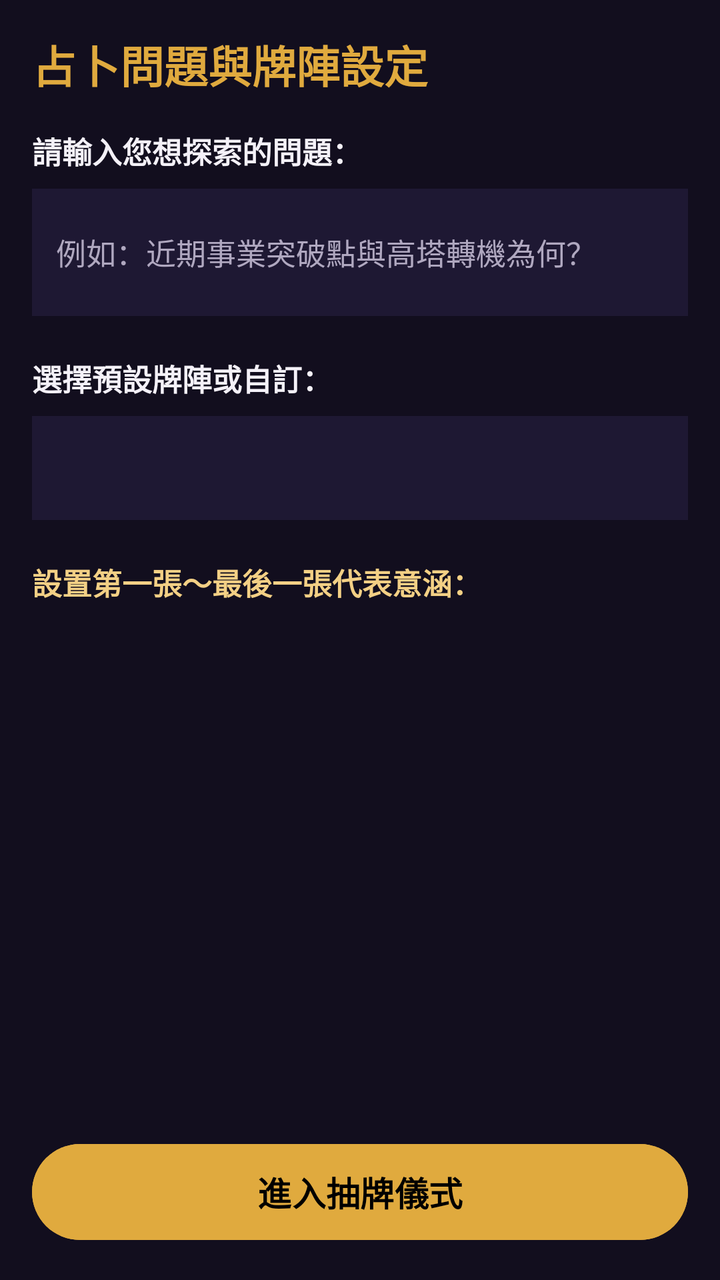
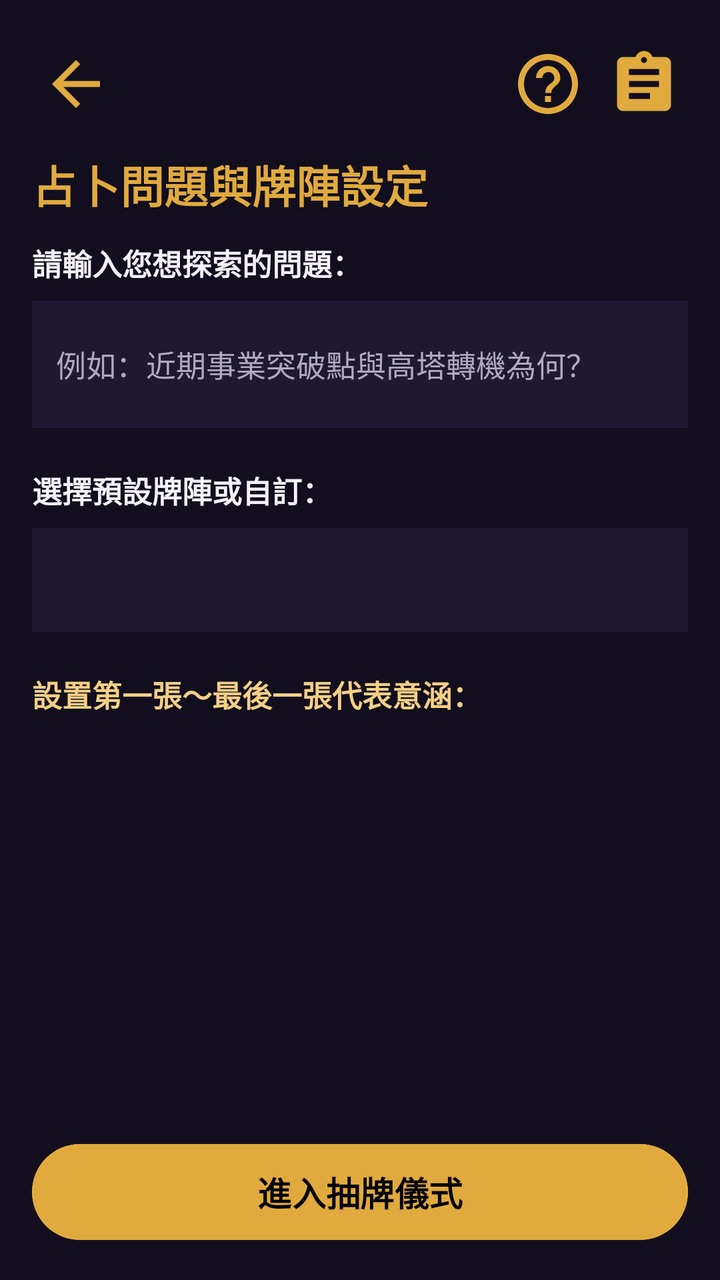

An Android layout rendered at two revisions. The XML below is the earlier revision; the diff shows what the commit changed to produce the second picture.
<!-- AndroidManifest.xml: application theme Theme.Tarot -->
<!-- res/layout/activity_setup.xml -->
<?xml version="1.0" encoding="utf-8"?>
<LinearLayout xmlns:android="http://schemas.android.com/apk/res/android"
    android:id="@+id/main"
    android:layout_width="match_parent"
    android:layout_height="match_parent"
    android:orientation="vertical"
    android:background="@color/tarot_bg_dark"
    android:padding="16dp">

    
    <TextView
        android:layout_width="wrap_content"
        android:layout_height="wrap_content"
        android:text="@string/title_setup"
        android:textColor="@color/tarot_gold_accent"
        android:textSize="22sp"
        android:textStyle="bold" />

    <ScrollView
        android:layout_width="match_parent"
        android:layout_height="0dp"
        android:layout_weight="1"
        android:layout_marginTop="16dp"
        android:fillViewport="true">

        <LinearLayout
            android:layout_width="match_parent"
            android:layout_height="wrap_content"
            android:orientation="vertical">

            
            <TextView
                android:layout_width="wrap_content"
                android:layout_height="wrap_content"
                android:text="@string/label_question"
                android:textColor="@color/tarot_text_primary"
                android:textSize="15sp"
                android:textStyle="bold" />

            <EditText
                android:id="@+id/et_question"
                android:layout_width="match_parent"
                android:layout_height="wrap_content"
                android:layout_marginTop="8dp"
                android:hint="@string/hint_question"
                android:textColorHint="@color/tarot_text_secondary"
                android:textColor="@color/tarot_text_primary"
                android:background="@color/tarot_surface"
                android:padding="12dp"
                android:textSize="15sp"
                android:inputType="textMultiLine"
                android:minLines="2" />

            
            <TextView
                android:layout_width="wrap_content"
                android:layout_height="wrap_content"
                android:layout_marginTop="20dp"
                android:text="@string/label_spread_preset"
                android:textColor="@color/tarot_text_primary"
                android:textSize="15sp"
                android:textStyle="bold" />

            <Spinner
                android:id="@+id/spinner_presets"
                android:layout_width="match_parent"
                android:layout_height="52dp"
                android:layout_marginTop="8dp"
                android:background="@color/tarot_surface"
                android:popupBackground="@color/tarot_surface_variant"
                android:padding="4dp" />

            
            <LinearLayout
                android:id="@+id/layout_custom_count"
                android:layout_width="match_parent"
                android:layout_height="wrap_content"
                android:layout_marginTop="12dp"
                android:orientation="horizontal"
                android:gravity="center_vertical"
                android:visibility="gone">

                <TextView
                    android:layout_width="wrap_content"
                    android:layout_height="wrap_content"
                    android:text="@string/custom_count_label"
                    android:textColor="@color/tarot_text_primary"
                    android:textSize="14sp" />

                <com.google.android.material.button.MaterialButton
                    android:id="@+id/btn_minus_card"
                    android:layout_width="48dp"
                    android:layout_height="48dp"
                    android:layout_marginStart="8dp"
                    android:text="-"
                    android:textSize="18sp"
                    android:backgroundTint="@color/tarot_surface_variant" />

                <TextView
                    android:id="@+id/tv_card_count"
                    android:layout_width="48dp"
                    android:layout_height="wrap_content"
                    android:text="@string/custom_count_default"
                    android:textColor="@color/tarot_gold_accent"
                    android:textSize="18sp"
                    android:textStyle="bold"
                    android:gravity="center" />

                <com.google.android.material.button.MaterialButton
                    android:id="@+id/btn_plus_card"
                    android:layout_width="48dp"
                    android:layout_height="48dp"
                    android:text="+"
                    android:textSize="18sp"
                    android:backgroundTint="@color/tarot_surface_variant" />
            </LinearLayout>

            
            <TextView
                android:layout_width="wrap_content"
                android:layout_height="wrap_content"
                android:layout_marginTop="20dp"
                android:text="@string/label_positions_meaning"
                android:textColor="@color/tarot_gold_light"
                android:textSize="15sp"
                android:textStyle="bold" />

            <androidx.recyclerview.widget.RecyclerView
                android:id="@+id/rv_positions"
                android:layout_width="match_parent"
                android:layout_height="wrap_content"
                android:layout_marginTop="8dp"
                android:nestedScrollingEnabled="false" />

        </LinearLayout>
    </ScrollView>

    
    <com.google.android.material.button.MaterialButton
        android:id="@+id/btn_confirm_setup"
        android:layout_width="match_parent"
        android:layout_height="56dp"
        android:layout_marginTop="12dp"
        android:text="@string/btn_start_draw"
        android:textColor="@color/black"
        android:textSize="17sp"
        android:textStyle="bold"
        android:backgroundTint="@color/tarot_gold_accent" />

</LinearLayout>
<!-- resources referenced by this layout -->
<resources>
  <color name="black">#FF000000</color>
  <color name="tarot_bg_dark">#120E1E</color>
  <color name="tarot_gold_accent">#E0AA3E</color>
  <color name="tarot_gold_light">#F3D085</color>
  <color name="tarot_surface">#1E1833</color>
  <color name="tarot_surface_variant">#2B2248</color>
  <color name="tarot_text_primary">#F4F1F8</color>
  <color name="tarot_text_secondary">#B0A8C0</color>
  <string name="btn_start_draw">進入抽牌儀式</string>
  <string name="custom_count_default">3</string>
  <string name="custom_count_label">抽牌張數：</string>
  <string name="hint_question">例如：近期事業突破點與高塔轉機為何？</string>
  <string name="label_positions_meaning">設置第一張～最後一張代表意涵：</string>
  <string name="label_question">請輸入您想探索的問題：</string>
  <string name="label_spread_preset">選擇預設牌陣或自訂：</string>
  <string name="title_setup">占卜問題與牌陣設定</string>
  <style name="Theme.Tarot" parent="Base.Theme.Tarot" />
  <style name="Base.Theme.Tarot" parent="Theme.Material3.DayNight.NoActionBar">
          
          <item name="android:windowBackground">@color/tarot_bg_dark</item>
          <item name="colorPrimary">@color/tarot_purple_primary</item>
          <item name="colorSecondary">@color/tarot_gold_accent</item>
          <item name="colorSurface">@color/tarot_surface</item>
          <item name="android:textColorPrimary">@color/tarot_text_primary</item>
          <item name="android:textColorSecondary">@color/tarot_text_secondary</item>
          <item name="android:statusBarColor">@color/tarot_bg_dark</item>
      </style>
  <color name="tarot_purple_primary">#9D4EDD</color>
</resources>

<!-- the commit's change to res/layout/activity_setup.xml (unified diff, before → after) -->
@@ -1,11 +1,15 @@
 <?xml version="1.0" encoding="utf-8"?>
 <LinearLayout xmlns:android="http://schemas.android.com/apk/res/android"
+    xmlns:app="http://schemas.android.com/apk/res-auto"
     android:id="@+id/main"
     android:layout_width="match_parent"
     android:layout_height="match_parent"
     android:orientation="vertical"
     android:background="@color/tarot_bg_dark"
     android:padding="16dp">
+
+    
+    <include layout="@layout/layout_top_header" />
 
     
     <TextView
@@ -20,7 +24,7 @@
         android:layout_width="match_parent"
         android:layout_height="0dp"
         android:layout_weight="1"
-        android:layout_marginTop="16dp"
+        android:layout_marginTop="12dp"
         android:fillViewport="true">
 
         <LinearLayout
@@ -83,26 +87,34 @@
                 <TextView
                     android:layout_width="wrap_content"
                     android:layout_height="wrap_content"
-                    android:text="@string/custom_count_label"
+                    android:text="抽牌張數："
                     android:textColor="@color/tarot_text_primary"
-                    android:textSize="14sp" />
+                    android:textSize="15sp"
+                    android:textStyle="bold" />
 
                 <com.google.android.material.button.MaterialButton
                     android:id="@+id/btn_minus_card"
                     android:layout_width="48dp"
                     android:layout_height="48dp"
-                    android:layout_marginStart="8dp"
+                    android:layout_marginStart="12dp"
                     android:text="-"
-                    android:textSize="18sp"
+                    android:textColor="@color/tarot_gold_accent"
+                    android:textSize="22sp"
+                    android:textStyle="bold"
+                    android:padding="0dp"
+                    android:gravity="center"
+                    android:insetTop="0dp"
+                    android:insetBottom="0dp"
+                    app:cornerRadius="24dp"
                     android:backgroundTint="@color/tarot_surface_variant" />
 
                 <TextView
                     android:id="@+id/tv_card_count"
                     android:layout_width="48dp"
                     android:layout_height="wrap_content"
-                    android:text="@string/custom_count_default"
+                    android:text="3"
                     android:textColor="@color/tarot_gold_accent"
-                    android:textSize="18sp"
+                    android:textSize="20sp"
                     android:textStyle="bold"
                     android:gravity="center" />
 
@@ -111,7 +123,14 @@
                     android:layout_width="48dp"
                     android:layout_height="48dp"
                     android:text="+"
-                    android:textSize="18sp"
+                    android:textColor="@color/tarot_gold_accent"
+                    android:textSize="22sp"
+                    android:textStyle="bold"
+                    android:padding="0dp"
+                    android:gravity="center"
+                    android:insetTop="0dp"
+                    android:insetBottom="0dp"
+                    app:cornerRadius="24dp"
                     android:backgroundTint="@color/tarot_surface_variant" />
             </LinearLayout>
 
@@ -148,3 +167,50 @@
         android:backgroundTint="@color/tarot_gold_accent" />
 
 </LinearLayout>
+<!-- res/layout/layout_top_header.xml (included above) -->
+<?xml version="1.0" encoding="utf-8"?>
+<LinearLayout xmlns:android="http://schemas.android.com/apk/res/android"
+    android:id="@+id/layout_top_header"
+    android:layout_width="match_parent"
+    android:layout_height="wrap_content"
+    android:orientation="horizontal"
+    android:gravity="center_vertical"
+    android:paddingVertical="4dp"
+    android:layout_marginBottom="8dp">
+
+    
+    <ImageButton
+        android:id="@+id/btn_header_back"
+        android:layout_width="44dp"
+        android:layout_height="44dp"
+        android:background="?attr/selectableItemBackgroundBorderless"
+        android:contentDescription="返回上一頁"
+        android:scaleType="centerInside"
+        android:src="@drawable/ic_back_gold" />
+
+    <View
+        android:layout_width="0dp"
+        android:layout_height="1dp"
+        android:layout_weight="1" />
+
+    
+    <ImageButton
+        android:id="@+id/btn_header_help"
+        android:layout_width="44dp"
+        android:layout_height="44dp"
+        android:background="?attr/selectableItemBackgroundBorderless"
+        android:contentDescription="使用說明"
+        android:scaleType="centerInside"
+        android:src="@drawable/ic_help_gold" />
+
+    <ImageButton
+        android:id="@+id/btn_header_history"
+        android:layout_width="44dp"
+        android:layout_height="44dp"
+        android:layout_marginStart="4dp"
+        android:background="?attr/selectableItemBackgroundBorderless"
+        android:contentDescription="歷史記事本"
+        android:scaleType="centerInside"
+        android:src="@drawable/ic_notebook_gold" />
+
+</LinearLayout>
<!-- resource entries referenced after the edit -->
@@ -8,9 +8,40 @@
   <color name="tarot_surface_variant">#2B2248</color>
   <color name="tarot_text_primary">#F4F1F8</color>
   <color name="tarot_text_secondary">#B0A8C0</color>
+  <!-- drawable ic_back_gold (drawable) -->
+  <?xml version="1.0" encoding="utf-8"?>
+  <vector xmlns:android="http://schemas.android.com/apk/res/android"
+      android:width="36dp"
+      android:height="36dp"
+      android:viewportWidth="24"
+      android:viewportHeight="24">
+      <path
+          android:fillColor="@color/tarot_gold_accent"
+          android:pathData="M20,11H7.83l5.59,-5.59L12,4l-8,8 8,8 1.41,-1.41L7.83,13H20v-2z" />
+  </vector>
+  <!-- drawable ic_help_gold (drawable) -->
+  <?xml version="1.0" encoding="utf-8"?>
+  <vector xmlns:android="http://schemas.android.com/apk/res/android"
+      android:width="36dp"
+      android:height="36dp"
+      android:viewportWidth="24"
+      android:viewportHeight="24">
+      <path
+          android:fillColor="@color/tarot_gold_accent"
+          android:pathData="M12,2C6.48,2 2,6.48 2,12s4.48,10 10,10 10,-4.48 10,-10S17.52,2 12,2zM12,20c-4.41,0 -8,-3.59 -8,-8s3.59,-8 8,-8 8,3.59 8,8 -3.59,8 -8,8zM12,6c-2.21,0 -4,1.79 -4,4h2.1c0,-1.1 0.9,-2 2.0, -2s2.0,0.9 2.0,2c0,2 -3.0,1.75 -3.0,5h2c0,-2.25 3.0,-2.5 3.0,-5 0,-2.21 -1.79,-4 -4,-4zM11,16h2v2h-2v-2z" />
+  </vector>
+  <!-- drawable ic_notebook_gold (drawable) -->
+  <?xml version="1.0" encoding="utf-8"?>
+  <vector xmlns:android="http://schemas.android.com/apk/res/android"
+      android:width="36dp"
+      android:height="36dp"
+      android:viewportWidth="24"
+      android:viewportHeight="24">
+      <path
+          android:fillColor="@color/tarot_gold_accent"
+          android:pathData="M19,3h-4.18C14.4,1.84 13.3,1 12,1S9.6,1.84 9.18,3H5C3.9,3 3,3.9 3,5v14c0,1.1 0.9,2 2,2h14c1.1,0 2,-0.9 2,-2V5C21,3.9 20.1,3 19,3zM12,3c0.55,0 1,0.45 1,1s-0.45,1 -1,1 -1,-0.45 -1,-1 0.45,-1 1,-1zM14,17H7v-2h7V17zM17,13H7v-2h10V13zM17,9H7V7h10V9z" />
+  </vector>
   <string name="btn_start_draw">進入抽牌儀式</string>
-  <string name="custom_count_default">3</string>
-  <string name="custom_count_label">抽牌張數：</string>
   <string name="hint_question">例如：近期事業突破點與高塔轉機為何？</string>
   <string name="label_positions_meaning">設置第一張～最後一張代表意涵：</string>
   <string name="label_question">請輸入您想探索的問題：</string>
@@ -26,7 +57,21 @@
           <item name="android:textColorPrimary">@color/tarot_text_primary</item>
           <item name="android:textColorSecondary">@color/tarot_text_secondary</item>
           <item name="android:statusBarColor">@color/tarot_bg_dark</item>
+  
+          
+          <item name="alertDialogTheme">@style/Theme.Tarot.Dialog</item>
+  
+          
+          <item name="materialAlertDialogTheme">@style/Theme.Tarot.Dialog</item>
       </style>
   <color name="tarot_purple_primary">#9D4EDD</color>
+  <style name="Theme.Tarot.Dialog" parent="ThemeOverlay.Material3.MaterialAlertDialog">
+          <item name="android:background">@color/tarot_surface</item>
+          <item name="colorSurface">@color/tarot_surface</item>
+          <item name="android:textColorPrimary">@color/tarot_text_primary</item>
+          <item name="android:textColorSecondary">@color/tarot_text_secondary</item>
+          <item name="colorAccent">@color/tarot_gold_accent</item>
+          <item name="colorPrimary">@color/tarot_gold_accent</item>
+      </style>
 </resources>
 
